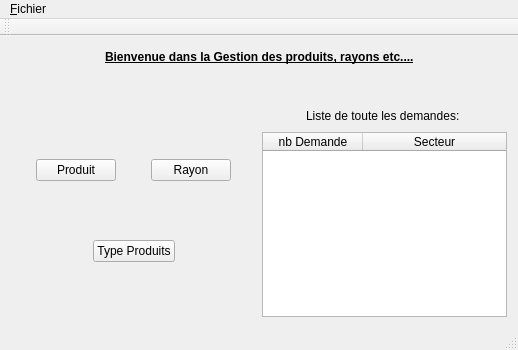
Above: Application back office/NwBackOffice/mainwindow.ui from kevcours/NewWorld before the change. Below: the same form after it.
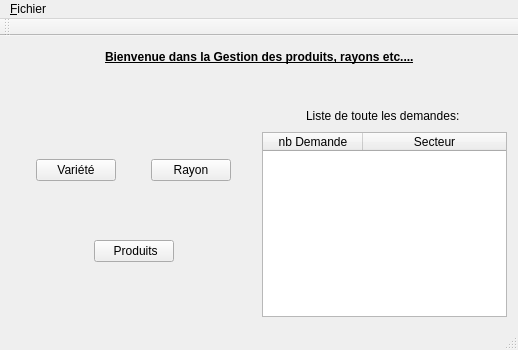
That is the form after the change. Icons and pictures are not drawn.

```diff
--- a/Application back office/NwBackOffice/mainwindow.ui
+++ b/Application back office/NwBackOffice/mainwindow.ui
@@ -91,7 +91,7 @@
           <item>
            <widget class="QPushButton" name="pushButtonProduit">
             <property name="text">
-             <string>Produit</string>
+             <string>Variété</string>
             </property>
             <property name="icon">
              <iconset resource="nWBackOffice.qrc">
@@ -143,7 +143,7 @@
           <item>
            <widget class="QPushButton" name="pushButtonTypeProduits">
             <property name="text">
-             <string>Type Produits</string>
+             <string> Produits</string>
             </property>
             <property name="icon">
              <iconset resource="nWBackOffice.qrc">
```
Left out of the diff: 6 changed lines with no effect on the pictures.
